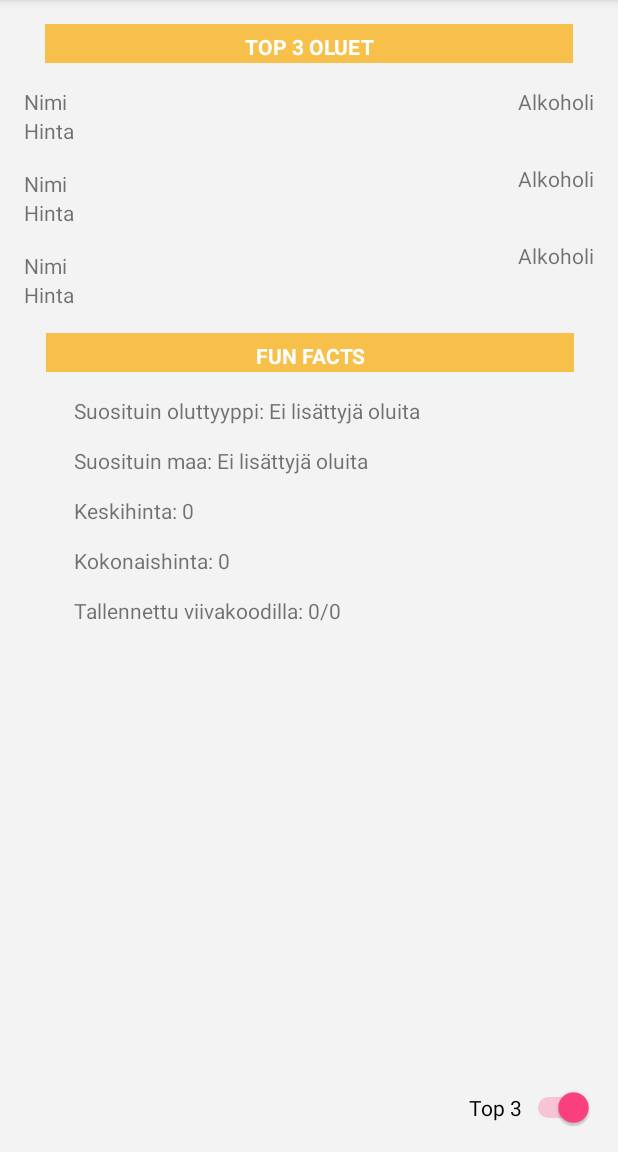
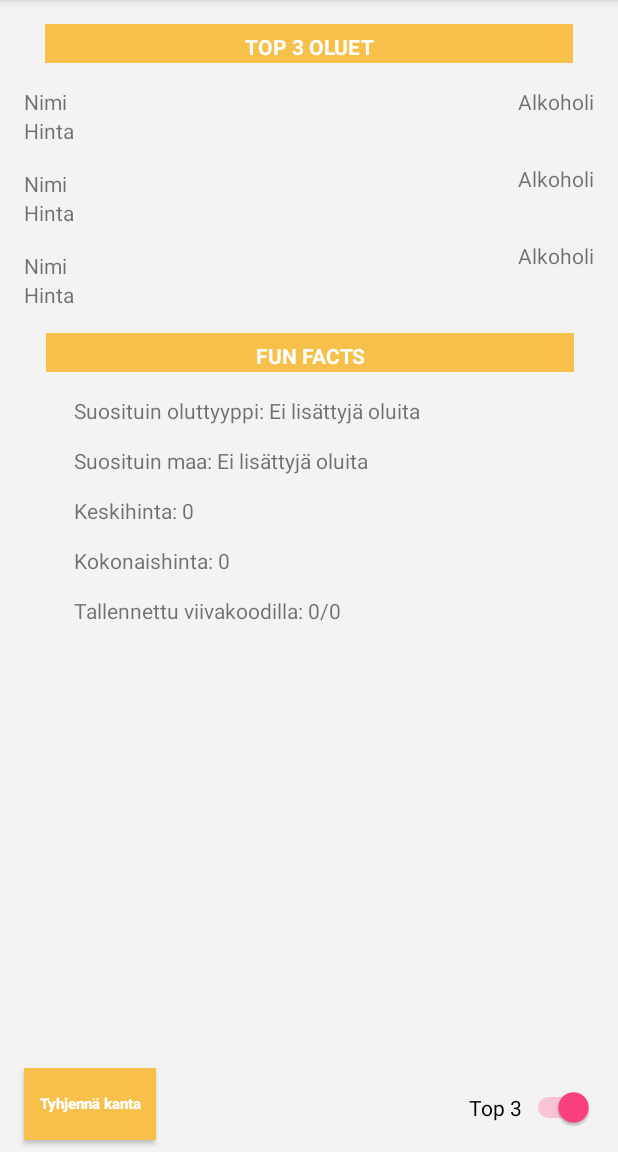
Before and after one commit to Hammaspeikko/Olutkellari, an Android app: the ProfiiliActivity screen opened directly, with no data from a screen before it, on a phone screen of 412 x 824 dp, the part 84-1236 px from its top. Run offline under Robolectric (Android 15) with nearby library versions, the phone set to English and light mode, and no system bars.

Commit message:
Added a DropTable and confimation to that

```diff
--- a/app/src/main/java/com/bignerdranch/android/olutkellari/DatabaseOperations.java
+++ b/app/src/main/java/com/bignerdranch/android/olutkellari/DatabaseOperations.java
@@ -18,7 +18,7 @@ public class DatabaseOperations extends SQLiteOpenHelper {
             " TEXT,"+ Olut.OlutInfo.nimi+" TEXT,"+ Olut.OlutInfo.tyyppi +
             " TEXT," + Olut.OlutInfo.arvosana + " INTEGER," + Olut.OlutInfo.paikka + " TEXT,"
             + Olut.OlutInfo.hinta + " NUMERIC," + Olut.OlutInfo.alkoholi +" NUMERIC," + Olut.OlutInfo.maa+" TEXT);";
-
+    public String DROP_TABLE ="DROP TABLE IF EXISTS " +Olut.OlutInfo.TABLE_NAME +";";
 
 
     public DatabaseOperations(Context context) {
@@ -88,4 +88,9 @@ public class DatabaseOperations extends SQLiteOpenHelper {
         Cursor cursor = SQdb.query(Olut.OlutInfo.TABLE_NAME, kentat, where,whereArgs,null,null,null );
         return cursor;
     }
+
+    public void dropTable(DatabaseOperations dop){
+        SQLiteDatabase SQdb = dop.getReadableDatabase();
+        SQdb.execSQL(DROP_TABLE);
+    }
 }
--- a/app/src/main/res/layout/activity_profiili.xml
+++ b/app/src/main/res/layout/activity_profiili.xml
@@ -232,4 +232,23 @@
         android:layout_marginBottom="16dp"
         />
 
+    <Button
+        android:text="Tyhjennä kanta"
+        android:layout_width="wrap_content"
+        android:layout_height="wrap_content"
+        android:id="@+id/poistaKaikki"
+        android:layout_marginStart="16dp"
+        app:layout_constraintLeft_toLeftOf="parent"
+        app:layout_constraintBottom_toBottomOf="parent"
+        android:layout_marginBottom="8dp"
+        app:layout_constraintRight_toLeftOf="@+id/toplistaSwitch"
+        android:layout_marginEnd="8dp"
+        app:layout_constraintHorizontal_bias="0.0"
+        style="@style/Widget.AppCompat.Button.Colored"
+        android:background="@color/nappi"
+        android:padding="5dp"
+        android:textSize="10sp"
+        android:textAllCaps="false"
+        android:textStyle="normal|bold" />
+
 </android.support.constraint.ConstraintLayout>
```
Also changed, not shown: app/src/main/java/com/bignerdranch/android/olutkellari/ProfiiliActivity.java (+41 -1 lines).
